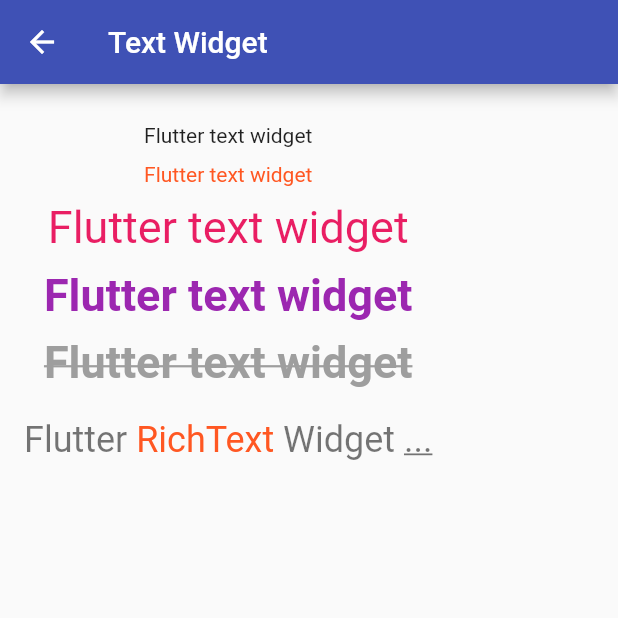
After one commit to NefiseTnc/flutter_widgets, a Flutter app: the screen it shows after launch, after a tap on "Text Widget", on a phone screen of 412 x 824 dp, the top half of it. The commit adds this screen. Run offline on Flutter 3.47's test engine with Material 2 defaults, Android fonts, the phone set to English and light mode, and no system bars.

Commit message:
Added text widget comment

```diff
--- a/lib/main.dart
+++ b/lib/main.dart
@@ -1,6 +1,7 @@
 import 'package:flutter/material.dart';
 import 'package:flutter_localizations/flutter_localizations.dart';
 import 'package:flutter_widgets/icon_widget.dart';
+import 'package:flutter_widgets/text_widget.dart';
 
 void main() {
   runApp(const MyApp());
@@ -42,8 +43,20 @@ class MyHomePage extends StatelessWidget {
                         builder: (context) => const IconWidget(),
                       ));
                 },
-                child: const Text('Icon'),
+                child: const Text('Icon Widget'),
                 style: ElevatedButton.styleFrom(primary: Colors.deepOrange),
+              ),
+              const SizedBox(height: 10),
+              ElevatedButton(
+                onPressed: () {
+                  Navigator.push(
+                      context,
+                      MaterialPageRoute(
+                        builder: (context) => const TextWidget(),
+                      ));
+                },
+                child: const Text('Text Widget'),
+                style: ElevatedButton.styleFrom(primary: Colors.pink),
               )
             ],
           ),
--- /dev/null
+++ b/lib/text_widget.dart
@@ -0,0 +1,87 @@
+import 'package:flutter/material.dart';
+
+class TextWidget extends StatelessWidget {
+  const TextWidget({Key? key}) : super(key: key);
+
+  @override
+  Widget build(BuildContext context) {
+    return Scaffold(
+      appBar: AppBar(
+        title: const Text('Text Widget'),
+      ),
+      body: Padding(
+        padding: const EdgeInsets.all(16.0),
+        child: SingleChildScrollView(
+          child: Column(
+            children: [
+              Column(
+                children: const [
+                  SizedBox(height: 10),
+                  Text(
+                    'Flutter text widget',
+                  ),
+                  SizedBox(height: 10),
+                  Text(
+                    'Flutter text widget',
+                    style: TextStyle(
+                      color: Colors.deepOrange,
+                    ),
+                  ),
+                  SizedBox(height: 10),
+                  Text(
+                    'Flutter text widget',
+                    style: TextStyle(
+                      color: Colors.pink,
+                      fontSize: 30,
+                    ),
+                  ),
+                  SizedBox(height: 10),
+                  Text(
+                    'Flutter text widget',
+                    style: TextStyle(
+                        color: Colors.purple,
+                        fontSize: 30,
+                        fontWeight: FontWeight.bold),
+                  ),
+                  SizedBox(height: 10),
+                  Text(
+                    'Flutter text widget',
+                    style: TextStyle(
+                        color: Colors.grey,
+                        fontSize: 30,
+                        fontWeight: FontWeight.bold,
+                        decoration: TextDecoration.lineThrough),
+                  )
+                ],
+              ),
+              const SizedBox(height: 20),
+              Column(
+                //Flutter'daki RichText widget'ı, metni birden çok stilde görüntülemek için kullanışlıdır. Bir metin widget'ına bir stil uygularsak, metnin tamamını yansıtacaktır. Aynı metne farklı stiller uygulamak için RichText widget'ını kullanacağız.Metin, bir dizi TextSpan widget'ı kullanılarak görüntülenir. Her TextSpan parçacığına farklı stil uygulayabiliriz.
+                children: [
+                  RichText(
+                      text: const TextSpan(
+                          text: 'Flutter ',
+                          style: TextStyle(color: Colors.black54, fontSize: 24),
+                          children: [
+                        TextSpan(
+                          text: 'RichText ',
+                          style: TextStyle(
+                            color: Colors.deepOrange,
+                          ),
+                        ),
+                        TextSpan(text: 'Widget '),
+                        TextSpan(
+                            text: '...',
+                            style:
+                                TextStyle(decoration: TextDecoration.underline))
+                      ]))
+                ],
+                //Yukarıdaki örnekte, RichText'in bir dış TextSpan, stil ve TextSpans'ın çocukları olduğunu gözlemleyebiliriz. Stili bir çocuğa uygularsak sadece o çocuğa yansıyacaktır. Bir çocuğa bir stil uygulamazsak, dış açıklığın stilini alacaktır.
+              )
+            ],
+          ),
+        ),
+      ),
+    );
+  }
+}
```
